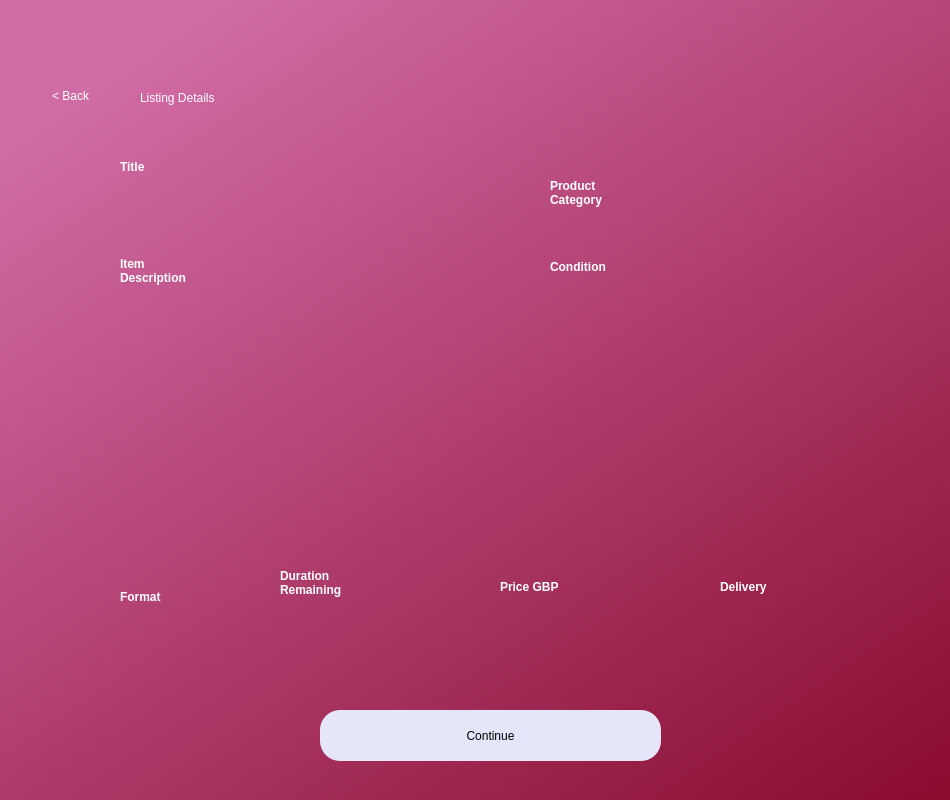
The window that listdetails.ui (AnshulS853/Coursework-Improved) describes before a commit, drawn with Qt 5.
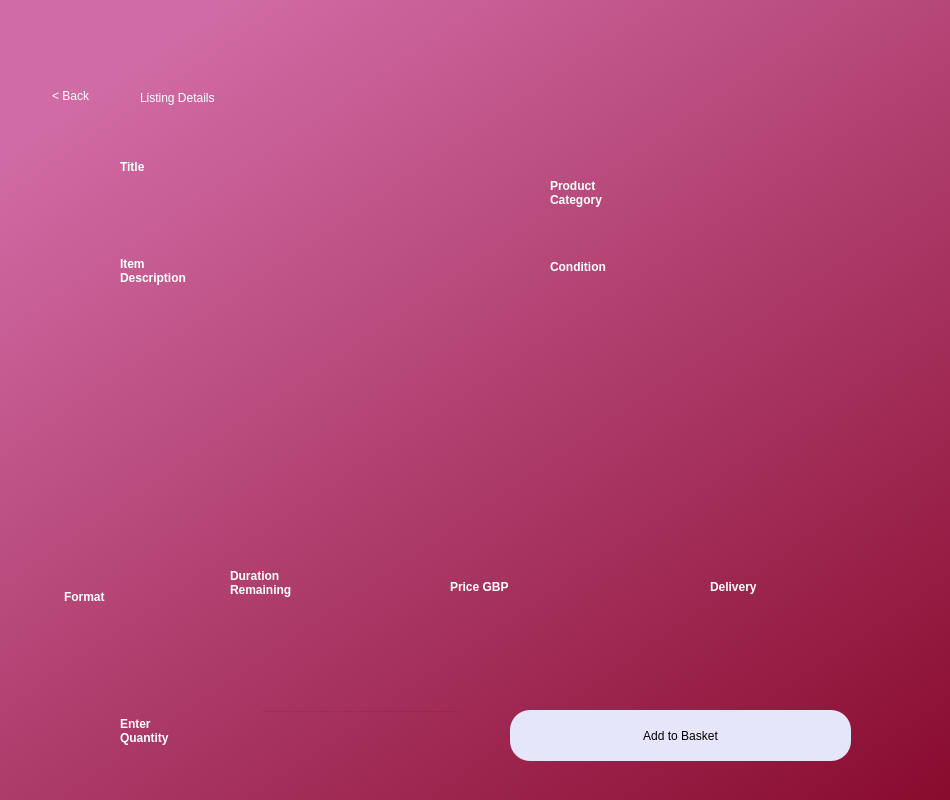
The same window after the commit.

Diff of the .ui file:
```diff
--- a/listdetails.ui
+++ b/listdetails.ui
@@ -57,7 +57,7 @@
    <widget class="QPushButton" name="continuepage">
     <property name="geometry">
      <rect>
-      <x>320</x>
+      <x>510</x>
       <y>710</y>
       <width>341</width>
       <height>51</height>
@@ -69,7 +69,7 @@
 font: 14pt &quot;MS Shell Dlg 2&quot;;</string>
     </property>
     <property name="text">
-     <string>Continue</string>
+     <string>Add to Basket</string>
     </property>
    </widget>
    <widget class="QLabel" name="label_4">
@@ -127,7 +127,7 @@
    <widget class="QLabel" name="label_8">
     <property name="geometry">
      <rect>
-      <x>120</x>
+      <x>64</x>
       <y>580</y>
       <width>98</width>
       <height>33</height>
@@ -144,7 +144,7 @@
    <widget class="QLabel" name="label_9">
     <property name="geometry">
      <rect>
-      <x>280</x>
+      <x>230</x>
       <y>550</y>
       <width>145</width>
       <height>66</height>
@@ -162,7 +162,7 @@
    <widget class="QLabel" name="label_10">
     <property name="geometry">
      <rect>
-      <x>500</x>
+      <x>450</x>
       <y>570</y>
       <width>133</width>
       <height>33</height>
@@ -197,7 +197,7 @@
    <widget class="QLabel" name="label_11">
     <property name="geometry">
      <rect>
-      <x>720</x>
+      <x>710</x>
       <y>570</y>
       <width>112</width>
       <height>33</height>
@@ -323,7 +323,7 @@
    <widget class="QLabel" name="pricefield">
     <property name="geometry">
      <rect>
-      <x>480</x>
+      <x>430</x>
       <y>610</y>
       <width>181</width>
       <height>71</height>
@@ -344,7 +344,7 @@
    <widget class="QLabel" name="durationfield">
     <property name="geometry">
      <rect>
-      <x>290</x>
+      <x>240</x>
       <y>620</y>
       <width>121</width>
       <height>71</height>
@@ -365,10 +365,10 @@
    <widget class="QLabel" name="formatfield">
     <property name="geometry">
      <rect>
-      <x>120</x>
+      <x>50</x>
       <y>620</y>
-      <width>101</width>
-      <height>31</height>
+      <width>131</width>
+      <height>61</height>
      </rect>
     </property>
     <property name="styleSheet">
@@ -386,9 +386,9 @@
    <widget class="QLabel" name="deliveryfield">
     <property name="geometry">
      <rect>
-      <x>710</x>
+      <x>640</x>
       <y>610</y>
-      <width>121</width>
+      <width>241</width>
       <height>31</height>
      </rect>
     </property>
@@ -407,9 +407,9 @@
    <widget class="QLabel" name="deliverylocation">
     <property name="geometry">
      <rect>
-      <x>680</x>
+      <x>640</x>
       <y>640</y>
-      <width>171</width>
+      <width>241</width>
       <height>61</height>
      </rect>
     </property>
@@ -425,6 +425,39 @@
      <set>Qt::AlignLeading|Qt::AlignLeft|Qt::AlignTop</set>
     </property>
    </widget>
+   <widget class="QLineEdit" name="quantityfield">
+    <property name="geometry">
+     <rect>
+      <x>260</x>
+      <y>710</y>
+      <width>201</width>
+      <height>51</height>
+     </rect>
+    </property>
+    <property name="styleSheet">
+     <string notr="true">background-color:rgba(0,0,0,0);
+font: 12pt &quot;MS Shell Dlg 2&quot;;
+color:rgb(255, 255, 255)</string>
+    </property>
+   </widget>
+   <widget class="QLabel" name="label_13">
+    <property name="geometry">
+     <rect>
+      <x>120</x>
+      <y>690</y>
+      <width>121</width>
+      <height>81</height>
+     </rect>
+    </property>
+    <property name="styleSheet">
+     <string notr="true">font: 20pt &quot;MS Shell Dlg 2&quot;;color:rgb(255, 255, 255);
+font-weight: bold;</string>
+    </property>
+    <property name="text">
+     <string>Enter
+Quantity</string>
+    </property>
+   </widget>
   </widget>
  </widget>
  <tabstops>
```
Left out of the diff: 6 changed lines with no effect on the pictures.
